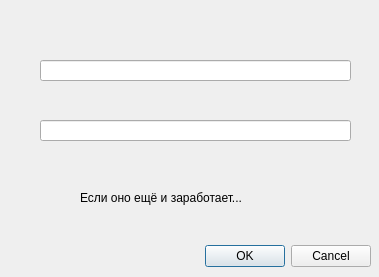
Old version of the form Proj/sizechooser.ui in the repository TheSawIsTheLaw/ComputerGraphicsCoursework.
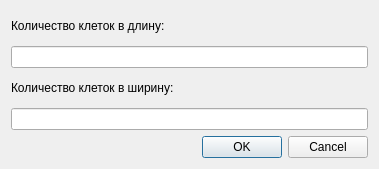
New version of the form.

Commit message: FIX: new form for size window

The edit to the form file:
```diff
--- a/Proj/sizechooser.ui
+++ b/Proj/sizechooser.ui
@@ -7,61 +7,44 @@
     <x>0</x>
     <y>0</y>
     <width>379</width>
-    <height>277</height>
+    <height>169</height>
    </rect>
   </property>
   <property name="windowTitle">
    <string>Dialog</string>
   </property>
-  <widget class="QDialogButtonBox" name="buttonBox">
-   <property name="geometry">
-    <rect>
-     <x>30</x>
-     <y>240</y>
-     <width>341</width>
-     <height>32</height>
-    </rect>
-   </property>
-   <property name="orientation">
-    <enum>Qt::Horizontal</enum>
-   </property>
-   <property name="standardButtons">
-    <set>QDialogButtonBox::Cancel|QDialogButtonBox::Ok</set>
-   </property>
-  </widget>
-  <widget class="QLineEdit" name="lineEdit">
-   <property name="geometry">
-    <rect>
-     <x>40</x>
-     <y>60</y>
-     <width>311</width>
-     <height>21</height>
-    </rect>
-   </property>
-  </widget>
-  <widget class="QLineEdit" name="lineEdit_2">
-   <property name="geometry">
-    <rect>
-     <x>40</x>
-     <y>120</y>
-     <width>311</width>
-     <height>21</height>
-    </rect>
-   </property>
-  </widget>
-  <widget class="QLabel" name="label">
-   <property name="geometry">
-    <rect>
-     <x>80</x>
-     <y>190</y>
-     <width>201</width>
-     <height>16</height>
-    </rect>
-   </property>
-   <property name="text">
-    <string>Если оно ещё и заработает...</string>
-   </property>
-  </widget>
+  <layout class="QVBoxLayout" name="verticalLayout">
+   <item>
+    <widget class="QLabel" name="label_2">
+     <property name="text">
+      <string>Количество клеток в длину:</string>
+     </property>
+    </widget>
+   </item>
+   <item>
+    <widget class="QLineEdit" name="lineEdit"/>
+   </item>
+   <item>
+    <widget class="QLabel" name="label_3">
+     <property name="text">
+      <string>Количество клеток в ширину:</string>
+     </property>
+    </widget>
+   </item>
+   <item>
+    <widget class="QLineEdit" name="lineEdit_2"/>
+   </item>
+   <item>
+    <widget class="QDialogButtonBox" name="buttonBox">
+     <property name="orientation">
+      <enum>Qt::Horizontal</enum>
+     </property>
+     <property name="standardButtons">
+      <set>QDialogButtonBox::Cancel|QDialogButtonBox::Ok</set>
+     </property>
+    </widget>
+   </item>
+  </layout>
  </widget>
  <resources/>
  <connections>
```
